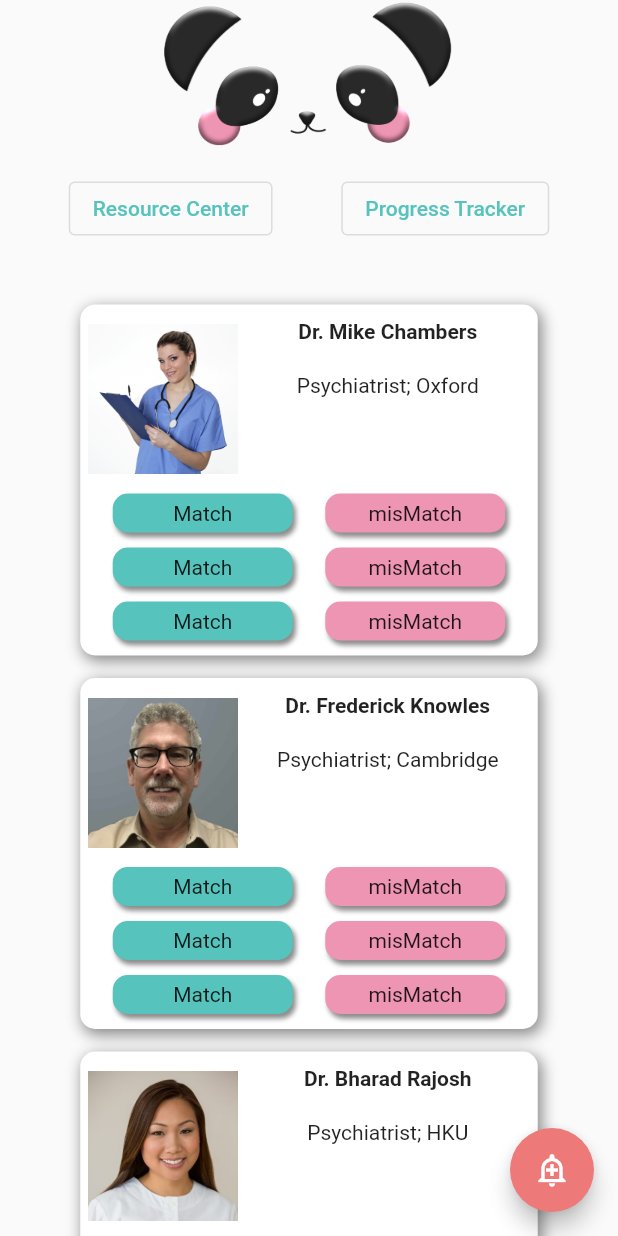
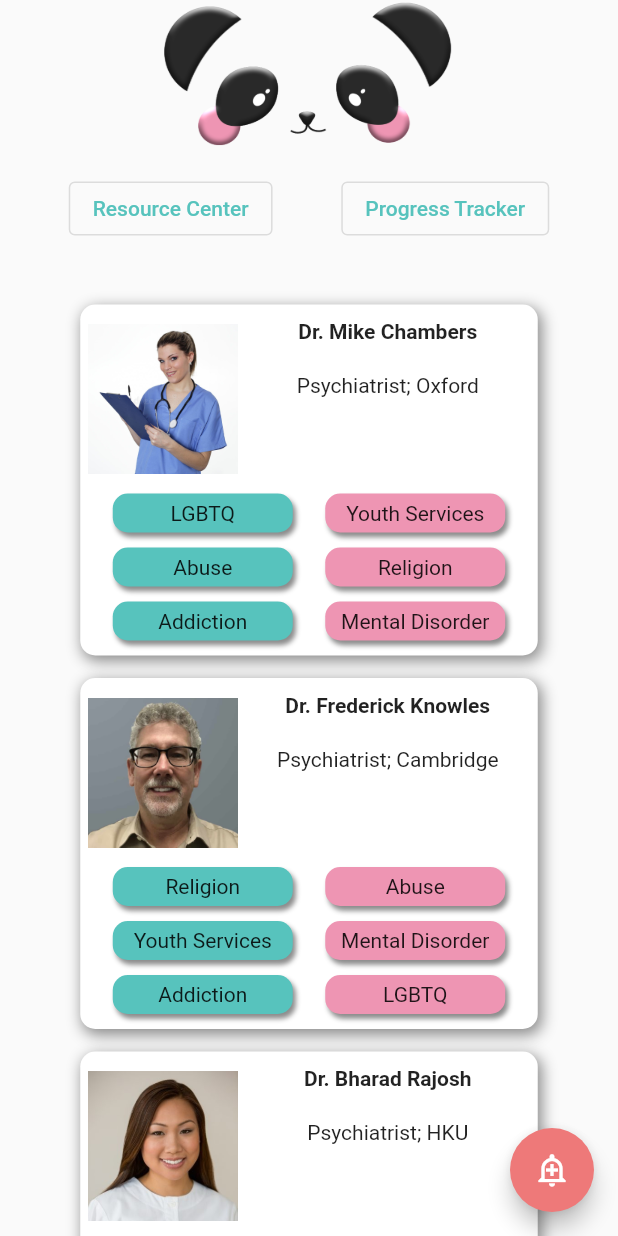
Before and after one commit to Milind220/CityHack22-DDD, a Flutter app: the MainFeedScreen screen opened by its route, on a phone screen of 412 x 824 dp. Run offline on Flutter 3.47's test engine with Material 2 defaults, Android fonts, the phone set to English and light mode, and no system bars; our stand-ins replace firebase_auth, firebase_core, google_fonts, google_sign_in, syncfusion_flutter_datepicker; missing offline and left inert: dart:ffi; accounts and stored records are empty.

Commit message:
pills finally working

```diff
--- a/lib/components/doctorlisttile.dart
+++ b/lib/components/doctorlisttile.dart
@@ -9,8 +9,14 @@ class DoctorListTile extends StatelessWidget {
   final String docName;
   final String docBlurb;
   final String picPath;
+  final List<String> valueList;
+  final List<int> valueIndex;
   DoctorListTile(
-      {required this.docName, required this.docBlurb, required this.picPath});
+      {required this.docName,
+      required this.docBlurb,
+      required this.picPath,
+      required this.valueIndex,
+      required this.valueList});
 
   @override
   Widget build(BuildContext context) {
@@ -40,7 +46,10 @@ class DoctorListTile extends StatelessWidget {
               docBlurb: docBlurb,
               picPath: picPath,
             ),
-            PillArea(),
+            PillArea(
+              valueIndex: valueIndex,
+              valueList: valueList,
+            ),
           ],
         ),
       ),
@@ -99,7 +108,10 @@ class NameArea extends StatelessWidget {
 }
 
 class PillArea extends StatelessWidget {
-  const PillArea({Key? key}) : super(key: key);
+  //const PillArea({Key? key}) : super(key: key);
+  final List<String> valueList;
+  final List<int> valueIndex;
+  PillArea({required this.valueList, required this.valueIndex});
 
   @override
   Widget build(BuildContext context) {
@@ -109,9 +121,15 @@ class PillArea extends StatelessWidget {
         children: [
           Column(
             children: [
-              PillComponent(PillColor: kMaxBlueGreenColour, PillText: 'Match'),
-              PillComponent(PillColor: kMaxBlueGreenColour, PillText: 'Match'),
-              PillComponent(PillColor: kMaxBlueGreenColour, PillText: 'Match'),
+              PillComponent(
+                  PillColor: kMaxBlueGreenColour,
+                  PillText: valueList[valueIndex[0]]),
+              PillComponent(
+                  PillColor: kMaxBlueGreenColour,
+                  PillText: valueList[valueIndex[1]]),
+              PillComponent(
+                  PillColor: kMaxBlueGreenColour,
+                  PillText: valueList[valueIndex[2]]),
             ],
           ),
           Column(
@@ -119,11 +137,14 @@ class PillArea extends StatelessWidget {
               Column(
                 children: [
                   PillComponent(
-                      PillColor: kAmaranthPinkColour, PillText: 'misMatch'),
+                      PillColor: kAmaranthPinkColour,
+                      PillText: valueList[valueIndex[3]]),
                   PillComponent(
-                      PillColor: kAmaranthPinkColour, PillText: 'misMatch'),
+                      PillColor: kAmaranthPinkColour,
+                      PillText: valueList[valueIndex[4]]),
                   PillComponent(
-                      PillColor: kAmaranthPinkColour, PillText: 'misMatch'),
+                      PillColor: kAmaranthPinkColour,
+                      PillText: valueList[valueIndex[5]]),
                 ],
               ),
             ],
--- a/lib/pages/main_feed.dart
+++ b/lib/pages/main_feed.dart
@@ -1,5 +1,6 @@
 import 'package:flutter/material.dart';
 import 'package:sampleapp/backend/data_manager.dart';
+import 'package:sampleapp/backend/recommendation_profile.dart';
 import 'package:sampleapp/backend/recommendation_system.dart';
 import 'package:sampleapp/utils/consts.dart';
 import 'package:sampleapp/utils/dataStore.dart';
@@ -20,6 +21,7 @@ class MainFeedScreen extends StatelessWidget {
       'assets/images/Doc5.jpeg',
       'assets/images/ladypic.jpg'
     ];
+    List<String> valueString = Value.values.map((e) => valToString(e)).toList();
 
     return Scaffold(
       body: ListView(
@@ -64,6 +66,8 @@ class MainFeedScreen extends StatelessWidget {
                     children: [
                       GestureDetector(
                         child: DoctorListTile(
+                          valueList: valueString,
+                          valueIndex: [0, 4, 3, 2, 1, 5],
                           docName: 'Dr. Mike Chambers',
                           docBlurb: 'Psychiatrist; Oxford',
                           picPath: doctorpics[0],
@@ -74,6 +78,8 @@ class MainFeedScreen extends StatelessWidget {
                       ),
                       GestureDetector(
                         child: DoctorListTile(
+                          valueList: valueString,
+                          valueIndex: [1, 2, 3, 4, 5, 0],
                           docName: 'Dr. Frederick Knowles',
                           docBlurb: 'Psychiatrist; Cambridge',
                           picPath: doctorpics[1],
@@ -84,6 +90,8 @@ class MainFeedScreen extends StatelessWidget {
                       ),
                       GestureDetector(
                         child: DoctorListTile(
+                          valueList: valueString,
+                          valueIndex: [5, 4, 3, 2, 1, 0],
                           docName: 'Dr. Bharad Rajosh',
                           docBlurb: 'Psychiatrist; HKU',
                           picPath: doctorpics[2],
@@ -94,6 +102,8 @@ class MainFeedScreen extends StatelessWidget {
                       ),
                       GestureDetector(
                         child: DoctorListTile(
+                          valueList: valueString,
+                          valueIndex: [0, 3, 2, 4, 5, 1],
                           docName: 'Dr. Gimmie Zimmerwoman',
                           docBlurb: 'Psychiatrist; CUHK',
                           picPath: doctorpics[3],
@@ -104,6 +114,8 @@ class MainFeedScreen extends StatelessWidget {
                       ),
                       GestureDetector(
                         child: DoctorListTile(
+                          valueList: valueString,
+                          valueIndex: [5, 2, 4, 3, 1, 0],
                           docName: 'Dr. Leo Fridjeoff',
                           docBlurb: 'Psychiatrist; NUST',
                           picPath: doctorpics[4],
--- a/lib/pages/view_all.dart
+++ b/lib/pages/view_all.dart
@@ -1,4 +1,5 @@
 import 'package:flutter/material.dart';
+import 'package:sampleapp/backend/recommendation_profile.dart';
 import '../components/crisisbutton.dart';
 import '../components/doctorlisttile.dart';
 //import 'package:flutter/material.dart';
@@ -24,6 +25,8 @@ class ViewAllScreen extends StatelessWidget {
       'assets/images/Doc5.jpeg',
       'assets/images/ladypic.jpg'
     ];
+
+    List<String> valueString = Value.values.map((e) => valToString(e)).toList();
     return Scaffold(
       body: ListView(
         children: [
@@ -33,26 +36,36 @@ class ViewAllScreen extends StatelessWidget {
               height: 100,
               child: Image.asset('assets/images/pinpan_thinhead.png')),
           DoctorListTile(
+            valueList: valueString,
+            valueIndex: [0, 4, 3, 2, 1, 5],
             docName: 'Dr. Mike Chambers',
             docBlurb: 'Psychiatrist; Oxford',
             picPath: doctorpics[0],
           ),
           DoctorListTile(
+            valueList: valueString,
+            valueIndex: [1, 2, 3, 4, 5, 0],
             docName: 'Dr. Frederick Knowles',
             docBlurb: 'Psychiatrist; Cambridge',
             picPath: doctorpics[1],
           ),
           DoctorListTile(
+            valueList: valueString,
+            valueIndex: [5, 4, 3, 2, 1, 0],
             docName: 'Dr. Bharad Rajosh',
             docBlurb: 'Psychiatrist; HKU',
             picPath: doctorpics[2],
           ),
           DoctorListTile(
+            valueList: valueString,
+            valueIndex: [0, 3, 2, 4, 5, 1],
             docName: 'Dr. Gimmie Zimmerwoman',
             docBlurb: 'Psychiatrist; CUHK',
             picPath: doctorpics[3],
           ),
           DoctorListTile(
+            valueList: valueString,
+            valueIndex: [5, 2, 4, 3, 1, 0],
             docName: 'Dr. Leo Fridjeoff',
             docBlurb: 'Psychiatrist; NUST',
             picPath: doctorpics[4],
```
